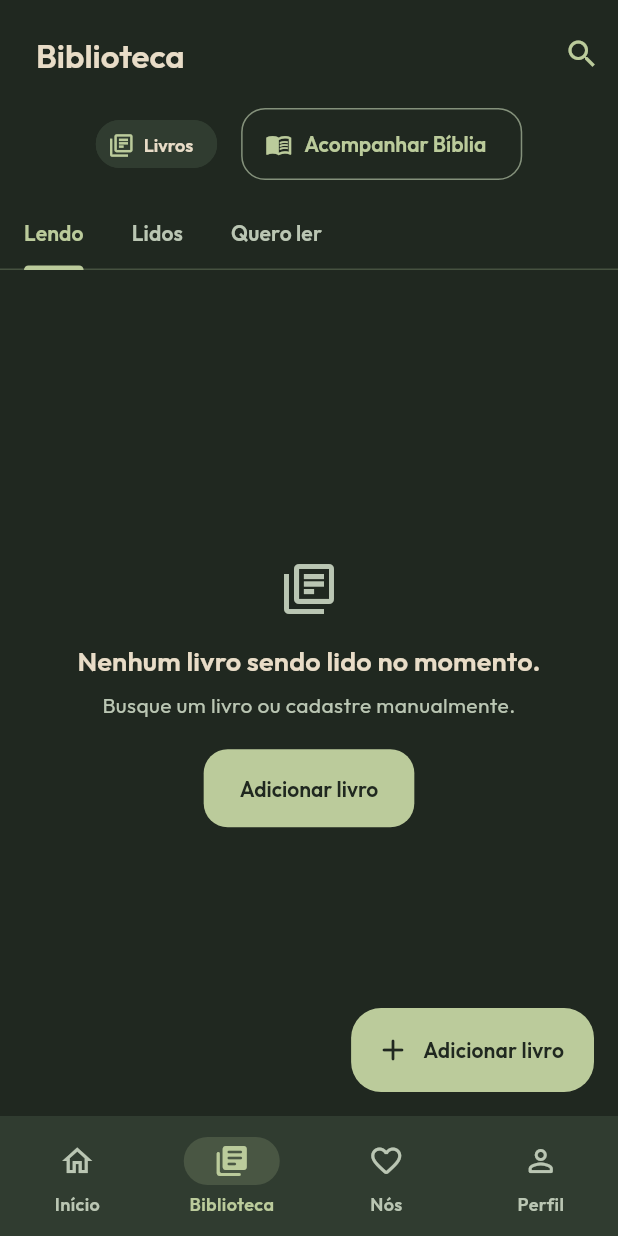
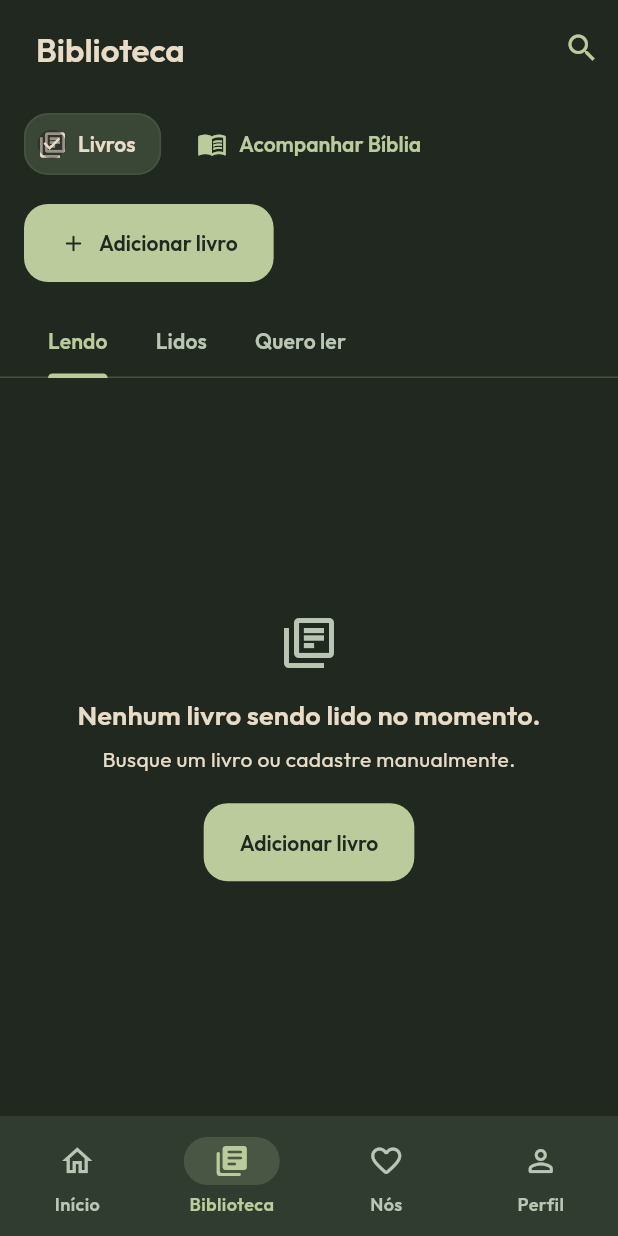
Before and after one commit to RodolfoGama0101/bookself-app, a Flutter app: the screen it shows once a user with an empty profile is signed in, item 2 of the bottom bar chosen, on a phone screen of 412 x 824 dp. Run offline on Flutter 3.47's test engine with Material 3 defaults, Android fonts, the phone set to English and light mode, and no system bars; our stand-ins replace cloud_firestore, firebase_auth, firebase_core, google_fonts, image_picker, shared_preferences; missing offline and left inert: dart:js_interop, firebase_core_web; accounts and stored records are empty.

Commit message:
feat(ui): reorganiza navegação e aplica padrões de design
Padroniza superfícies, controles e espaçamento com base em Material 3. Torna os atalhos principais visíveis, agrupa os destinos de Nós e mantém a biblioteca utilizável em telas pequenas.

Validação: análise sem apontamentos, 430 testes e build web demo aprovados; inspeção visual com dados fictícios em emuladores. Registra evidências e limites de plataforma em docs/DESIGN.md.

```diff
--- a/lib/ui/screens/bible_screen.dart
+++ b/lib/ui/screens/bible_screen.dart
@@ -194,7 +194,7 @@ class _BibleScreenState extends State<BibleScreen>
   ) {
     final theme = Theme.of(context);
     return ListView.builder(
-      padding: const EdgeInsets.symmetric(vertical: 8),
+      padding: const EdgeInsets.all(16),
       itemCount: books.length,
       itemBuilder: (context, index) {
         final book = books[index];
@@ -210,7 +210,7 @@ class _BibleScreenState extends State<BibleScreen>
         final pPercent = book.chapters > 0 ? pReadCount / book.chapters : 0.0;
 
         return Card(
-          margin: const EdgeInsets.symmetric(horizontal: 12, vertical: 4),
+          margin: const EdgeInsets.only(bottom: 12),
           child: InkWell(
             onTap: () {
               Navigator.push(
--- a/lib/ui/screens/bookshelf_screen.dart
+++ b/lib/ui/screens/bookshelf_screen.dart
@@ -11,6 +11,7 @@ import '../../utils/error_handler.dart';
 import '../widgets/book_details_sheet.dart';
 import '../widgets/completion_date_picker.dart';
 import '../widgets/content_state.dart';
+import '../widgets/design_components.dart';
 import '../widgets/dialog_with_controllers.dart';
 import '../../utils/book_library_filter.dart';
 import 'package:intl/intl.dart';
@@ -446,37 +447,37 @@ class _BookshelfScreenState extends State<BookshelfScreen>
                 ]
               : null,
         ),
-        body: Column(
+        body: NestedScrollView(
+          headerSliverBuilder: (context, innerBoxIsScrolled) => [
+            SliverToBoxAdapter(
+              child: Column(
+                crossAxisAlignment: CrossAxisAlignment.stretch,
                 children: [
                   if (personal)
                     Padding(
-                padding: const EdgeInsets.fromLTRB(16, 0, 16, 12),
-                child: Wrap(
-                  spacing: 16,
-                  runSpacing: 8,
-                  crossAxisAlignment: WrapCrossAlignment.center,
-                  children: [
-                    const Chip(
-                      avatar: Icon(Icons.library_books_outlined),
-                      label: Text('Livros'),
+                      padding: const EdgeInsets.fromLTRB(16, 8, 16, 16),
+                      child: LibraryDestinations(
+                        onMovies: widget.onOpenMovies,
+                        onBible: widget.onOpenBible,
                       ),
-                    if (widget.onOpenMovies != null)
-                      ActionChip(
-                        avatar: const Icon(Icons.movie_outlined),
-                        label: const Text('Filmes'),
-                        onPressed: widget.onOpenMovies,
                     ),
-                    if (widget.onOpenBible != null)
-                      OutlinedButton.icon(
-                        onPressed: widget.onOpenBible,
-                        icon: const Icon(Icons.menu_book_outlined),
-                        label: const Text('Acompanhar Bíblia'),
+                  if (personal)
+                    Padding(
+                      padding: const EdgeInsets.fromLTRB(16, 0, 16, 16),
+                      child: Align(
+                        alignment: Alignment.centerLeft,
+                        child: FilledButton.icon(
+                          onPressed: _openSearch,
+                          icon: const Icon(Icons.add_rounded),
+                          label: const Text('Adicionar livro'),
+                        ),
+                      ),
                     ),
                 ],
               ),
             ),
-            Expanded(
-              child: personal
+          ],
+          body: personal
               ? _buildShelfView(user.uid, isEditable: true)
               : user.partnerUid == null
               ? const ContentState(
@@ -486,15 +487,6 @@ class _BookshelfScreenState extends State<BookshelfScreen>
                 )
               : _buildShelfView(user.partnerUid!, isEditable: false),
         ),
-          ],
-        ),
-        floatingActionButton: personal
-            ? FloatingActionButton.extended(
-                onPressed: _openSearch,
-                icon: const Icon(Icons.add_rounded),
-                label: const Text('Adicionar livro'),
-              )
-            : null,
       );
     }
 
@@ -687,6 +679,7 @@ class _BookshelfScreenState extends State<BookshelfScreen>
             Container(
               color: Theme.of(context).appBarTheme.backgroundColor,
               child: TabBar(
+                padding: const EdgeInsets.symmetric(horizontal: 16),
                 isScrollable: true,
                 tabAlignment: TabAlignment.start,
                 controller: controller,
@@ -762,7 +755,7 @@ class _BookshelfScreenState extends State<BookshelfScreen>
       itemBuilder: (context, index) {
         final book = books[index];
         return Padding(
-          padding: const EdgeInsets.symmetric(horizontal: 4.0),
+          padding: const EdgeInsets.symmetric(horizontal: 16.0),
           child: BookCard(
             book: book,
             onTap: () => showBookDetailsSheet(
@@ -798,6 +791,7 @@ class _BookshelfScreenState extends State<BookshelfScreen>
                         onPressed: () =>
                             _confirmAndStartReading(this.context, book),
                       ),
+                      const SizedBox(width: 12),
                       IconButton(
                         tooltip: 'Excluir livro',
                         icon: Icon(
@@ -893,7 +887,7 @@ class _BookshelfScreenState extends State<BookshelfScreen>
         for (var book in monthBooks) {
           listItems.add(
             Padding(
-              padding: const EdgeInsets.symmetric(horizontal: 4.0),
+              padding: const EdgeInsets.symmetric(horizontal: 16.0),
               child: BookCard(
                 book: book,
                 onTap: () => showBookDetailsSheet(
@@ -928,7 +922,7 @@ class _BookshelfScreenState extends State<BookshelfScreen>
       for (final book in undatedBooks) {
         listItems.add(
           Padding(
-            padding: const EdgeInsets.symmetric(horizontal: 4),
+            padding: const EdgeInsets.symmetric(horizontal: 16),
             child: BookCard(
               book: book,
               onTap: () => showBookDetailsSheet(
--- a/lib/ui/screens/main_navigation.dart
+++ b/lib/ui/screens/main_navigation.dart
@@ -1,5 +1,6 @@
 import 'package:flutter/material.dart';
 import '../widgets/reading_surface.dart';
+import '../widgets/design_components.dart';
 import 'home_screen.dart';
 import 'library_screen.dart';
 import 'couple_screen.dart';
@@ -84,8 +85,9 @@ class _MainNavigationState extends State<MainNavigation> {
       builder: (context, constraints) {
         // Texto ampliado conserva a navegação compacta, com mais espaço para conteúdo.
         final wide =
-            constraints.maxWidth >= 1000 &&
+            constraints.maxWidth >= AppSpace.railBreakpoint &&
             MediaQuery.textScalerOf(context).scale(14) <= 21;
+        final extended = constraints.maxWidth >= 1200;
         final content = ReadingPage(
           key: _contentKey,
           child: IndexedStack(
@@ -107,8 +109,11 @@ class _MainNavigationState extends State<MainNavigation> {
                     child: Row(
                       children: [
                         NavigationRail(
-                          extended: true,
-                          minExtendedWidth: 208,
+                          extended: extended,
+                          labelType: extended
+                              ? null
+                              : NavigationRailLabelType.all,
+                          minExtendedWidth: 232,
                           selectedIndex: _selectedIndex,
                           onDestinationSelected: _select,
                           leading: Padding(
@@ -121,10 +126,11 @@ class _MainNavigationState extends State<MainNavigation> {
                                   color: theme.primaryColor,
                                 ),
                                 const SizedBox(width: 10),
-                                Text(
-                                  'Bookself App',
-                                  style: theme.textTheme.titleMedium,
-                                ),
+                                if (extended)
+                                  Text(
+                                    'Bookself App',
+                                    style: theme.textTheme.titleMedium,
+                                  ),
                               ],
                             ),
                           ),
@@ -136,6 +142,11 @@ class _MainNavigationState extends State<MainNavigation> {
                               label: Text(_labels[i]),
                             ),
                           ),
+                        ),
+                        VerticalDivider(
+                          width: 1,
+                          thickness: 1,
+                          color: theme.colorScheme.outlineVariant,
                         ),
                         Expanded(child: content),
                       ],
--- a/lib/ui/screens/movie_details_screen.dart
+++ b/lib/ui/screens/movie_details_screen.dart
@@ -253,11 +253,13 @@ class _MovieDetailsScreenState extends State<MovieDetailsScreen> {
               const Text(
                 'Escolha compartilhar esta obra em uma lista ou propor uma sessão. As bibliotecas pessoais permanecem independentes.',
               ),
+              const SizedBox(height: 16),
               OutlinedButton.icon(
                 onPressed: _busy ? null : () => _share(false),
                 icon: const Icon(Icons.playlist_add),
                 label: const Text('Adicionar à lista do casal'),
               ),
+              const SizedBox(height: 12),
               OutlinedButton.icon(
                 onPressed: _busy ? null : () => _share(true),
                 icon: const Icon(Icons.favorite_border),
--- a/lib/ui/theme.dart
+++ b/lib/ui/theme.dart
@@ -15,7 +15,7 @@ class AppTheme {
   static const darkTextPrimary = sand;
   static const darkTextSecondary = Color(0xFFBAC6B3);
   static const lightBg = sand;
-  static const lightCard = Color(0xFFDED2BD);
+  static const lightCard = Color(0xFFEDE3D1);
   // Variante do musgo para texto/controles com contraste em superfícies claras.
   static const lightPrimary = Color(0xFF465227);
   static const lightAccent = Color(0xFF80563D);
@@ -36,7 +36,9 @@ class AppTheme {
         .copyWith(
           primary: primary,
           onPrimary: dark ? darkBg : sand,
-          primaryContainer: dark ? darkCard : sage,
+          primaryContainer: dark
+              ? const Color(0xFF3A4636)
+              : const Color(0xFFD3D9BF),
           onPrimaryContainer: text,
           secondary: dark ? darkAccent : lightAccent,
           onSecondary: dark ? darkBg : sand,
@@ -46,7 +48,7 @@ class AppTheme {
           onSurface: text,
           onSurfaceVariant: muted,
           surfaceContainerLowest: bg,
-          surfaceContainerLow: card,
+          surfaceContainerLow: dark ? darkBgSecondary : const Color(0xFFE2D6C0),
           surfaceContainer: card,
           surfaceContainerHigh: dark
               ? const Color(0xFF3A4636)
@@ -84,7 +86,7 @@ class AppTheme {
       titleMedium: type(18, FontWeight.w600),
       titleSmall: type(15, FontWeight.w600),
       bodyLarge: type(16, FontWeight.w400),
-      bodyMedium: type(14, FontWeight.w400, color: muted),
+      bodyMedium: type(14, FontWeight.w400),
       bodySmall: type(12, FontWeight.w400, color: muted),
       labelLarge: type(14, FontWeight.w600),
       labelMedium: type(12, FontWeight.w600),
@@ -103,11 +105,19 @@ class AppTheme {
       textTheme: textTheme,
       iconTheme: IconThemeData(color: primary),
       dividerColor: scheme.outlineVariant,
+      listTileTheme: ListTileThemeData(
+        iconColor: primary,
+        textColor: text,
+        contentPadding: const EdgeInsets.symmetric(horizontal: 20, vertical: 8),
+        minVerticalPadding: 12,
+        shape: RoundedRectangleBorder(borderRadius: BorderRadius.circular(20)),
+      ),
+      dividerTheme: DividerThemeData(color: scheme.outlineVariant, space: 32),
       cardTheme: CardThemeData(
         color: card,
         surfaceTintColor: Colors.transparent,
         elevation: 0,
-        margin: const EdgeInsets.symmetric(vertical: 6, horizontal: 12),
+        margin: const EdgeInsets.symmetric(vertical: 8),
         shape: shape.copyWith(
           side: BorderSide(color: scheme.outlineVariant.withValues(alpha: .5)),
         ),
@@ -120,7 +130,7 @@ class AppTheme {
         scrolledUnderElevation: 0,
         centerTitle: false,
         titleSpacing: 24,
-        toolbarHeight: 72,
+        toolbarHeight: 64,
         titleTextStyle: textTheme.titleLarge,
         iconTheme: IconThemeData(color: primary),
       ),
@@ -186,6 +196,7 @@ class AppTheme {
         style: OutlinedButton.styleFrom(
           foregroundColor: primary,
           minimumSize: const Size(48, 48),
+          padding: const EdgeInsets.symmetric(horizontal: 20, vertical: 14),
           side: BorderSide(color: scheme.outline),
           shape: RoundedRectangleBorder(
             borderRadius: BorderRadius.circular(16),
@@ -239,6 +250,7 @@ class AppTheme {
         backgroundColor: card,
         surfaceTintColor: Colors.transparent,
         shape: shape,
+        actionsPadding: const EdgeInsets.fromLTRB(24, 12, 24, 24),
       ),
       bottomSheetTheme: BottomSheetThemeData(
         backgroundColor: card,
@@ -249,10 +261,12 @@ class AppTheme {
         ),
       ),
       chipTheme: ChipThemeData(
-        backgroundColor: card,
-        side: BorderSide.none,
-        shape: shape,
-        labelStyle: textTheme.labelMedium,
+        backgroundColor: scheme.surfaceContainerLow,
+        selectedColor: scheme.primaryContainer,
+        side: BorderSide(color: scheme.outlineVariant),
+        padding: const EdgeInsets.symmetric(horizontal: 8, vertical: 10),
+        shape: RoundedRectangleBorder(borderRadius: BorderRadius.circular(16)),
+        labelStyle: textTheme.labelLarge,
       ),
       progressIndicatorTheme: ProgressIndicatorThemeData(
         color: primary,
--- a/lib/ui/widgets/book_details_sheet.dart
+++ b/lib/ui/widgets/book_details_sheet.dart
@@ -547,6 +547,7 @@ class _BookDetailsSheetState extends State<BookDetailsSheet> {
                   icon: const Icon(Icons.edit_outlined),
                   label: const Text('Editar livro manual'),
                 ),
+              const SizedBox(height: 12),
               OutlinedButton.icon(
                 onPressed: _isBusy ? null : _showHistory,
                 icon: const Icon(Icons.history),
--- /dev/null
+++ b/lib/ui/widgets/design_components.dart
@@ -0,0 +1,151 @@
+import 'package:flutter/material.dart';
+
+/// Tokens de layout do sistema visual. Valores em pixels lógicos.
+abstract final class AppSpace {
+  static const double xs = 4;
+  static const double sm = 8;
+  static const double md = 12;
+  static const double lg = 16;
+  static const double xl = 24;
+  static const double section = 32;
+  static const double pageMax = 1000;
+  static const double formMax = 720;
+  static const double railBreakpoint = 720;
+
+  static EdgeInsets page(BuildContext context) =>
+      EdgeInsets.all(MediaQuery.sizeOf(context).width < 600 ? lg : xl);
+}
+
+/// Ações com separação real nos dois eixos, inclusive com texto ampliado.
+class ActionGroup extends StatelessWidget {
+  const ActionGroup({super.key, required this.children});
+  final List<Widget> children;
+
+  @override
+  Widget build(BuildContext context) => LayoutBuilder(
+    builder: (context, constraints) {
+      final stacked =
+          constraints.maxWidth < 420 ||
+          MediaQuery.textScalerOf(context).scale(14) > 21;
+      if (stacked) {
+        return Column(
+          crossAxisAlignment: CrossAxisAlignment.stretch,
+          children: [
+            for (var i = 0; i < children.length; i++) ...[
+              if (i > 0) const SizedBox(height: AppSpace.md),
+              children[i],
+            ],
+          ],
+        );
+      }
+      return Wrap(
+        spacing: AppSpace.md,
+        runSpacing: AppSpace.md,
+        crossAxisAlignment: WrapCrossAlignment.center,
+        children: children,
+      );
+    },
+  );
+}
+
+class SectionHeading extends StatelessWidget {
+  const SectionHeading(this.title, {super.key});
+  final String title;
+  @override
+  Widget build(BuildContext context) => Padding(
+    padding: const EdgeInsets.only(top: AppSpace.section, bottom: AppSpace.md),
+    child: Semantics(
+      header: true,
+      child: Text(title, style: Theme.of(context).textTheme.titleMedium),
+    ),
+  );
+}
+
+/// Destino identificado por nome e descrição; toda a superfície é acionável.
+class DestinationCard extends StatelessWidget {
+  const DestinationCard({
+    super.key,
+    required this.icon,
+    required this.title,
+    required this.subtitle,
+    required this.onTap,
+  });
+  final IconData icon;
+  final String title;
+  final String subtitle;
+  final VoidCallback onTap;
+
+  @override
+  Widget build(BuildContext context) {
+    final theme = Theme.of(context);
+    return Padding(
+      padding: const EdgeInsets.only(bottom: AppSpace.md),
+      child: Card(
+        margin: EdgeInsets.zero,
+        clipBehavior: Clip.antiAlias,
+        child: ListTile(
+          contentPadding: const EdgeInsets.all(AppSpace.lg),
+          leading: Container(
+            width: 48,
+            height: 48,
+            decoration: BoxDecoration(
+              color: theme.colorScheme.primaryContainer,
+              borderRadius: BorderRadius.circular(16),
+            ),
+            child: Icon(icon, color: theme.colorScheme.onPrimaryContainer),
+          ),
+          title: Text(title, style: theme.textTheme.titleSmall),
+          subtitle: Padding(
+            padding: const EdgeInsets.only(top: AppSpace.xs),
+            child: Text(subtitle),
+          ),
+          trailing: const Icon(Icons.chevron_right_rounded),
+          onTap: onTap,
+        ),
+      ),
+    );
+  }
+}
+
+/// Categorias entregues e acompanhamento bíblico têm papéis separados.
+class LibraryDestinations extends StatelessWidget {
+  const LibraryDestinations({
+    super.key,
+    this.moviesSelected = false,
+    this.onBooks,
+    this.onMovies,
+    this.onBible,
+  });
+  final bool moviesSelected;
+  final VoidCallback? onBooks;
+  final VoidCallback? onMovies;
+  final VoidCallback? onBible;
+
+  @override
+  Widget build(BuildContext context) => Wrap(
+    spacing: AppSpace.md,
+    runSpacing: AppSpace.md,
+    crossAxisAlignment: WrapCrossAlignment.center,
+    children: [
+      ChoiceChip(
+        avatar: const Icon(Icons.library_books_outlined, size: 20),
+        label: const Text('Livros'),
+        selected: !moviesSelected,
+        onSelected: (_) => onBooks?.call(),
+      ),
+      if (onMovies != null || moviesSelected)
+        ChoiceChip(
+          avatar: const Icon(Icons.movie_outlined, size: 20),
+          label: const Text('Filmes'),
+          selected: moviesSelected,
+          onSelected: (_) => onMovies?.call(),
+        ),
+      if (onBible != null)
+        TextButton.icon(
+          onPressed: onBible,
+          icon: const Icon(Icons.menu_book_outlined, size: 20),
+          label: const Text('Acompanhar Bíblia'),
+        ),
+    ],
+  );
+}
```
Also changed, not shown: lib/ui/screens/couple_screen.dart (+39 -31 lines), lib/ui/screens/couple_workspace_screen.dart (+17 -5 lines), lib/ui/screens/home_screen.dart (+58 -52 lines), lib/ui/screens/movie_library_screen.dart (+5 -19 lines), lib/ui/screens/profile_screen.dart (+8 -13 lines), lib/ui/screens/search_screen.dart (+15 -14 lines), 6 other files. Lines whose indentation alone changed are shown as unchanged.
